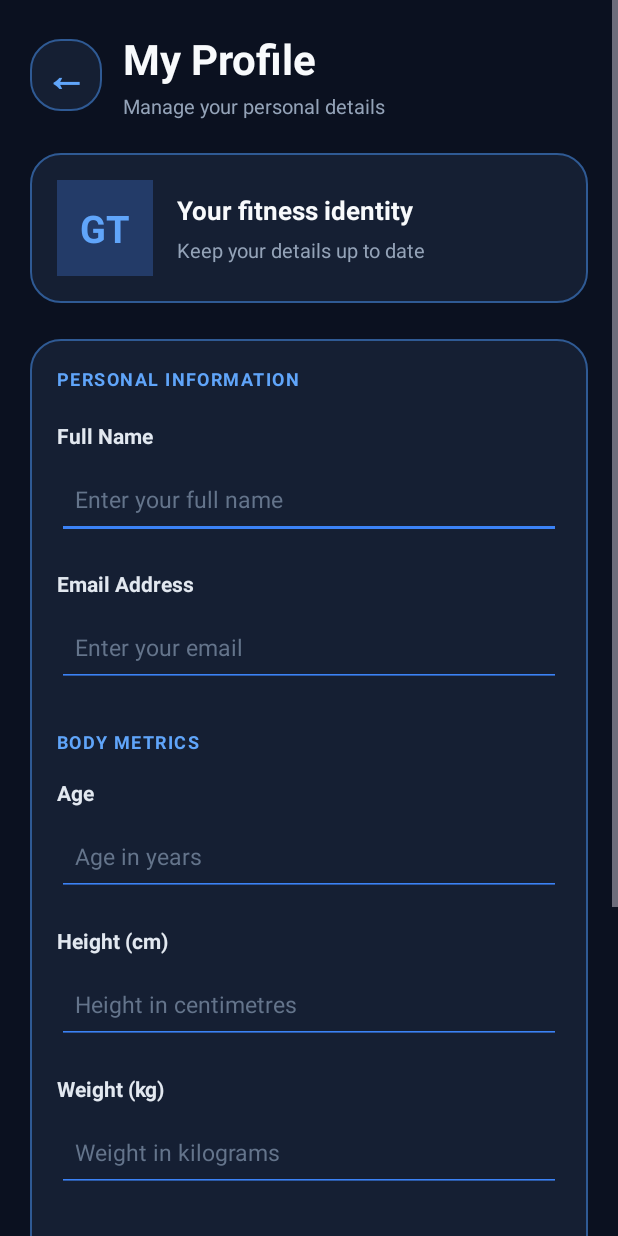
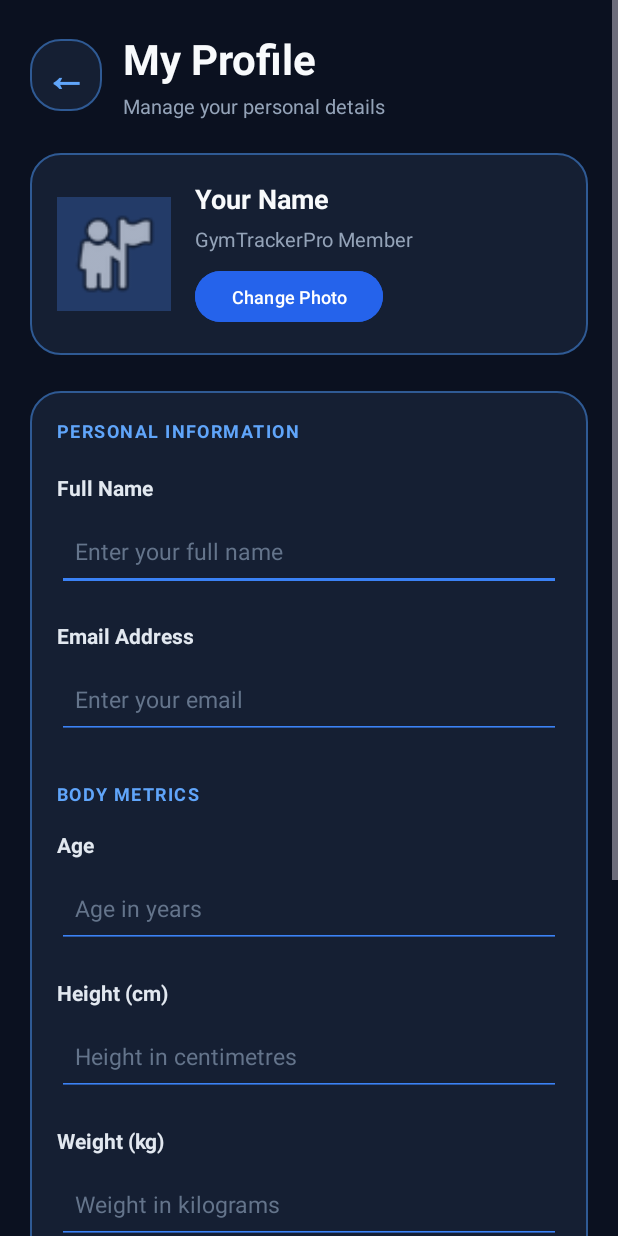
Before and after one commit to hamzamohammad-6r/GymTrackerPro, an Android app: the ProfileActivity screen opened directly, with no data from a screen before it, on a phone screen of 412 x 824 dp. Run offline under Robolectric (Android 15) with nearby library versions, the phone set to English and light mode, and no system bars; our stand-ins replace Room's generated code.

Commit message:
Add Profile Picture Created

```diff
--- a/app/src/main/java/com/example/gymtrackerpro/ProfileActivity.java
+++ b/app/src/main/java/com/example/gymtrackerpro/ProfileActivity.java
@@ -1,4 +1,3 @@
-
 package com.example.gymtrackerpro;
 
 import android.os.Bundle;
@@ -12,6 +11,14 @@ import androidx.appcompat.app.AppCompatActivity;
 import java.util.List;
 import java.util.concurrent.ExecutorService;
 import java.util.concurrent.Executors;
+
+import android.content.Intent;
+import android.content.SharedPreferences;
+import android.net.Uri;
+import android.widget.ImageView;
+
+import androidx.activity.result.ActivityResultLauncher;
+import androidx.activity.result.contract.ActivityResultContracts;
 
 public class ProfileActivity extends AppCompatActivity {
 
@@ -27,6 +34,75 @@ public class ProfileActivity extends AppCompatActivity {
             Executors.newSingleThreadExecutor();
 
     private User currentUser;
+
+    private ImageView imageProfilePicture;
+    private TextView textProfileDisplayName;
+    private Button buttonChangeProfilePicture;
+
+    private static final String PREFS_NAME = "GymTrackerProfilePrefs";
+    private static final String KEY_PROFILE_IMAGE_URI = "profile_image_uri";
+
+    private final ActivityResultLauncher<String[]> photoPicker =
+            registerForActivityResult(
+                    new ActivityResultContracts.OpenDocument(),
+                    uri -> {
+                        if (uri != null) {
+                            try {
+                                getContentResolver()
+                                        .takePersistableUriPermission(
+                                                uri,
+                                                Intent.FLAG_GRANT_READ_URI_PERMISSION
+                                        );
+
+                                getSharedPreferences(
+                                        PREFS_NAME,
+                                        MODE_PRIVATE
+                                ).edit()
+                                        .putString(
+                                                KEY_PROFILE_IMAGE_URI,
+                                                uri.toString()
+                                        )
+                                        .apply();
+
+                                imageProfilePicture.setImageURI(uri);
+
+                                Toast.makeText(
+                                        this,
+                                        "Profile picture updated",
+                                        Toast.LENGTH_SHORT
+                                ).show();
+
+                            } catch (Exception e) {
+                                Toast.makeText(
+                                        this,
+                                        "Could not save this picture. Please try another.",
+                                        Toast.LENGTH_LONG
+                                ).show();
+                            }
+                        }
+                    }
+            );
+    private void loadSavedProfilePicture() {
+        SharedPreferences preferences = getSharedPreferences(
+                PREFS_NAME,
+                MODE_PRIVATE
+        );
+
+        String savedUri = preferences.getString(
+                KEY_PROFILE_IMAGE_URI,
+                null
+        );
+
+        if (savedUri != null) {
+            try {
+                imageProfilePicture.setImageURI(Uri.parse(savedUri));
+            } catch (Exception e) {
+                imageProfilePicture.setImageResource(
+                        android.R.drawable.ic_menu_myplaces
+                );
+            }
+        }
+    }
 
     @Override
     protected void onCreate(Bundle savedInstanceState) {
@@ -48,6 +124,21 @@ public class ProfileActivity extends AppCompatActivity {
         editWeight = findViewById(R.id.editWeight);
         editFitnessGoal = findViewById(R.id.editFitnessGoal);
 
+        imageProfilePicture =
+                findViewById(R.id.imageProfilePicture);
+
+        textProfileDisplayName =
+                findViewById(R.id.textProfileDisplayName);
+
+        buttonChangeProfilePicture =
+                findViewById(R.id.buttonChangeProfilePicture);
+
+        buttonChangeProfilePicture.setOnClickListener(v ->
+                photoPicker.launch(new String[]{"image/*"})
+        );
+
+        loadSavedProfilePicture();
+
         Button buttonSaveProfile =
                 findViewById(R.id.buttonSaveProfile);
 
@@ -68,6 +159,7 @@ public class ProfileActivity extends AppCompatActivity {
 
                     if (users != null && !users.isEmpty()) {
                         currentUser = users.get(0);
+                        textProfileDisplayName.setText(currentUser.getName());
 
                         editName.setText(currentUser.getName());
                         editEmail.setText(currentUser.getEmail());
--- a/app/src/main/res/layout/activity_profile.xml
+++ b/app/src/main/res/layout/activity_profile.xml
@@ -60,6 +60,7 @@
             </LinearLayout>
         </LinearLayout>
 
+
         <!-- Profile summary card -->
         <LinearLayout
             android:layout_width="match_parent"
@@ -70,15 +71,15 @@
             android:orientation="horizontal"
             android:padding="18dp">
 
-            <TextView
-                android:layout_width="64dp"
-                android:layout_height="64dp"
+            <ImageView
+                android:id="@+id/imageProfilePicture"
+                android:layout_width="76dp"
+                android:layout_height="76dp"
                 android:background="#233B68"
-                android:gravity="center"
-                android:text="GT"
-                android:textColor="#60A5FA"
-                android:textSize="25sp"
-                android:textStyle="bold" />
+                android:contentDescription="Profile picture"
+                android:padding="4dp"
+                android:scaleType="centerCrop"
+                android:src="@android:drawable/ic_menu_myplaces" />
 
             <LinearLayout
                 android:layout_width="0dp"
@@ -88,23 +89,36 @@
                 android:orientation="vertical">
 
                 <TextView
+                    android:id="@+id/textProfileDisplayName"
                     android:layout_width="match_parent"
                     android:layout_height="wrap_content"
-                    android:text="Your fitness identity"
+                    android:text="Your Name"
                     android:textColor="#F8FAFC"
-                    android:textSize="17sp"
+                    android:textSize="18sp"
                     android:textStyle="bold" />
 
                 <TextView
                     android:layout_width="match_parent"
                     android:layout_height="wrap_content"
                     android:layout_marginTop="5dp"
-                    android:text="Keep your details up to date"
+                    android:text="GymTrackerPro Member"
                     android:textColor="#94A3B8"
                     android:textSize="13sp" />
 
+                <Button
+                    android:id="@+id/buttonChangeProfilePicture"
+                    android:layout_width="wrap_content"
+                    android:layout_height="42dp"
+                    android:layout_marginTop="8dp"
+                    android:backgroundTint="#2563EB"
+                    android:text="Change Photo"
+                    android:textAllCaps="false"
+                    android:textColor="#FFFFFF"
+                    android:textSize="12sp" />
+
             </LinearLayout>
         </LinearLayout>
+
 
         <!-- Form card -->
         <LinearLayout
```
Also changed, not shown: app/src/main/java/com/example/gymtrackerpro/MainActivity.java (+58 -4 lines).
